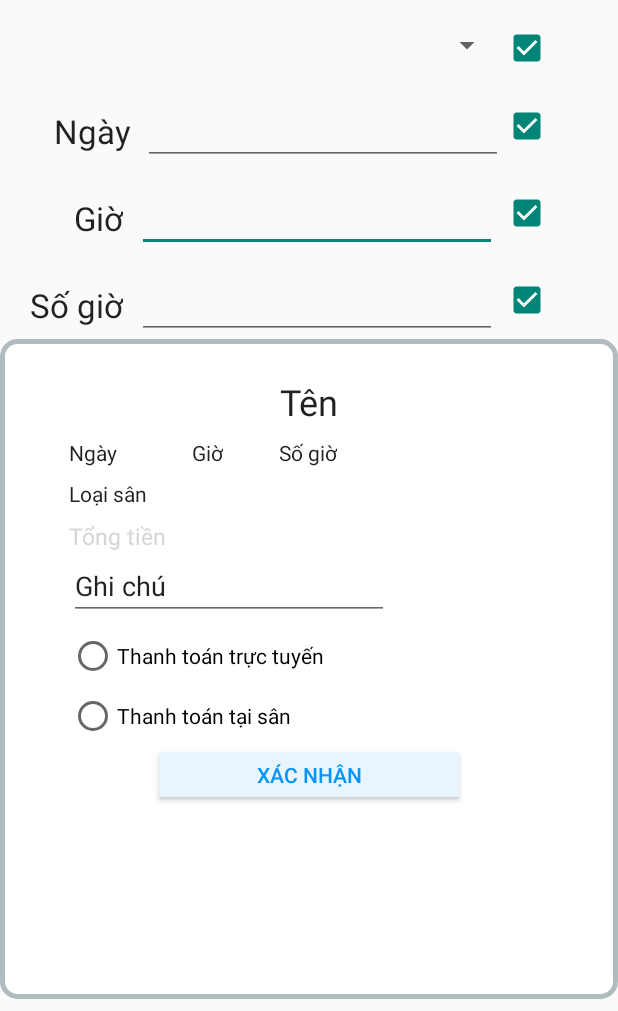
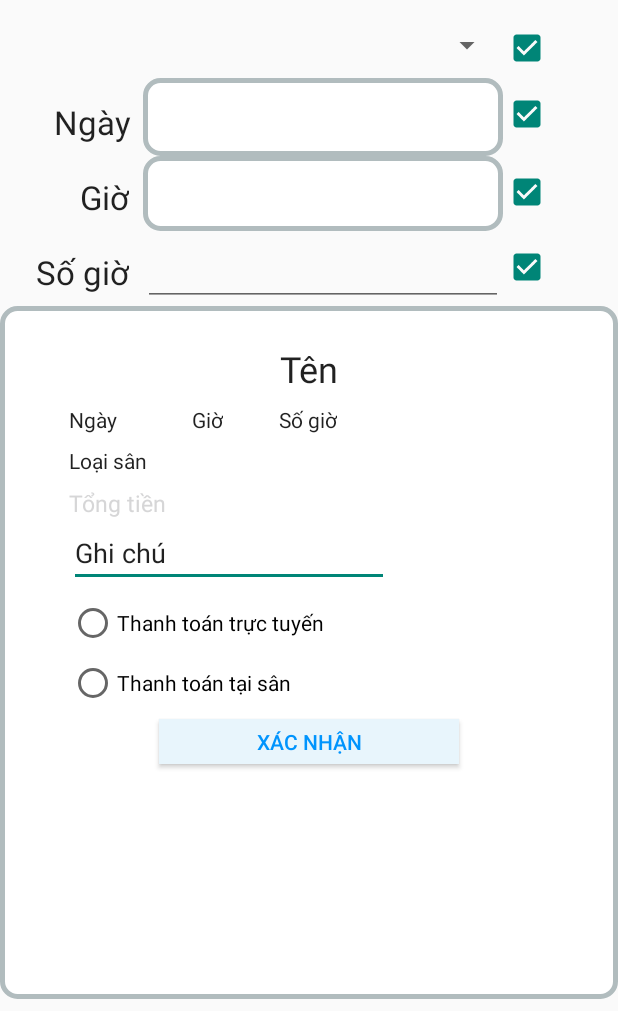
Before and after one commit to tvcuong0801/sportF_X, an Android app: the layout activity_dat_san.xml on its own in the app's theme, with its tools: preview values and no code run, on a phone screen of 412 x 824 dp, the part 225-1236 px from its top. Run offline under Robolectric (Android 15) with nearby library versions, the phone set to English and light mode, and no system bars.

Commit message:
20/04-06

```diff
--- a/app/src/main/java/com/example/tvcuo/sportf/Dat_San.java
+++ b/app/src/main/java/com/example/tvcuo/sportf/Dat_San.java
@@ -9,6 +9,7 @@ import android.content.Intent;
 import android.database.Cursor;
 import android.support.v7.app.AppCompatActivity;
 import android.os.Bundle;
+import android.view.MotionEvent;
 import android.view.View;
 import android.widget.AdapterView;
 import android.widget.ArrayAdapter;
@@ -42,12 +43,12 @@ int tongTien=120000;
 ImageView imageViewHinhAnh;
 RadioButton radioButtonTaiCho, radioButtonTrucTuyen;
 CheckBox checkBoxChonSan, checkBoxChonNgay, checkBoxChonGio, checkBoxSoGio;
-EditText editTextNgay, editTextGio, editTextGhiChu, editTextSoGio;
+EditText  editTextGhiChu, editTextSoGio;
 DataBaseSanBong dataBaseSanBong;
 int idSB;
 public static DonDatTruoc donDatTruoc;
 TextView textViewten;
-TextView textViewngay;
+TextView textViewngay,editTextNgay, editTextGio;
 TextView textViewgio;
 TextView textViewtongtien;
 TextView textViewloaiSan;
@@ -161,6 +162,7 @@ public static ArrayList<DonDatTruoc> donDatTruocArrayList;
             public void onNothingSelected(AdapterView<?> parent) {
             }
         });
+
 
         editTextSoGio.setOnClickListener(new View.OnClickListener() {
             @SuppressLint("SetTextI18n")
--- a/app/src/main/java/com/example/tvcuo/sportf/tintuc_Activity.java
+++ b/app/src/main/java/com/example/tvcuo/sportf/tintuc_Activity.java
@@ -57,9 +57,7 @@ ProgressBar progressBar;
             webView.goBack();
             return true;
         }
-        else if(keyCode==KeyEvent.KEYCODE_BACK){
-            startActivity(new Intent(this,MainActivity.class));
-        }
+
         return super.onKeyDown(keyCode, event);
     }
 }
--- a/app/src/main/res/anim/scale_list.xml
+++ b/app/src/main/res/anim/scale_list.xml
@@ -5,6 +5,5 @@
         android:toXScale="1.0"
         android:fromYScale="0.8"
         android:toYScale="1.0"
-        android:duration="100"
-        />
+        android:duration="100" />
 </set>
--- a/app/src/main/res/layout/activity_dat_san.xml
+++ b/app/src/main/res/layout/activity_dat_san.xml
@@ -18,14 +18,16 @@
         app:layout_constraintStart_toStartOf="@+id/checkBoxChonGio"
         app:layout_constraintTop_toTopOf="@+id/editTextSoGio" />
 
-    <EditText
+    <TextView
+        android:textAlignment="center"
+        android:textStyle="normal"
+        android:textSize="32sp"
+        android:textColor="#000000"
         android:id="@+id/editTextGio"
         android:layout_width="240dp"
         android:layout_height="50dp"
-        android:layout_marginTop="8dp"
-        android:layout_marginEnd="4dp"
         android:ems="10"
-        android:inputType="textPersonName"
+        android:background="@drawable/layout_border"
         app:layout_constraintEnd_toEndOf="@+id/editTextNgay"
         app:layout_constraintTop_toBottomOf="@+id/editTextNgay" />
 
@@ -63,7 +65,6 @@
         app:srcCompat="@drawable/ic_launcher_background" />
 
     <Spinner
-
         android:id="@+id/spinner1"
         android:layout_width="280dp"
         android:layout_height="44dp"
@@ -115,13 +116,17 @@
         app:layout_constraintBottom_toBottomOf="@+id/editTextNgay"
         app:layout_constraintEnd_toStartOf="@+id/editTextNgay" />
 
-    <EditText
+    <TextView
+
+        android:textStyle="normal"
+        android:textSize="32sp"
+        android:background="@drawable/layout_border"
+        android:textAlignment="center"
+        android:textColor="#000000"
         android:id="@+id/editTextNgay"
         android:layout_width="240dp"
-        android:layout_height="50dp"
-        android:layout_marginTop="8dp"
+        android:layout_height="52dp"
         android:ems="10"
-        android:inputType="textPersonName"
         app:layout_constraintEnd_toEndOf="@+id/spinner1"
         app:layout_constraintTop_toBottomOf="@+id/spinner1" />
 
@@ -188,7 +193,7 @@
             android:layout_width="wrap_content"
             android:layout_height="wrap_content"
             android:ems="10"
-            android:inputType="textPersonName"
+            android:inputType="text"
             android:text="Ghi chú"
             app:layout_constraintStart_toStartOf="@+id/textViewTongTien_DatSan"
             app:layout_constraintTop_toBottomOf="@+id/textViewTongTien_DatSan" />
@@ -252,10 +257,10 @@
     </android.support.constraint.ConstraintLayout>
 
     <EditText
+        android:textAlignment="center"
         android:id="@+id/editTextSoGio"
         android:layout_width="240dp"
         android:layout_height="50dp"
-        android:layout_marginTop="8dp"
         android:ems="10"
         android:inputType="number"
         app:layout_constraintEnd_toEndOf="@+id/editTextGio"
--- a/app/src/main/res/layout/activity_main.xml
+++ b/app/src/main/res/layout/activity_main.xml
@@ -10,10 +10,11 @@
         android:id="@+id/imageView"
         android:layout_width="0dp"
         android:layout_height="wrap_content"
+        android:scaleType="fitXY"
         app:layout_constraintEnd_toEndOf="parent"
+        app:layout_constraintHorizontal_bias="0.0"
         app:layout_constraintStart_toStartOf="parent"
         app:layout_constraintTop_toTopOf="parent"
-        android:scaleType="fitXY"
         app:srcCompat="@mipmap/logongang" />
 
 
--- a/app/src/main/res/layout/iterm_list_sanbong.xml
+++ b/app/src/main/res/layout/iterm_list_sanbong.xml
@@ -2,7 +2,6 @@
 <android.support.constraint.ConstraintLayout
     xmlns:android="http://schemas.android.com/apk/res/android"
     xmlns:app="http://schemas.android.com/apk/res-auto"
-    xmlns:tools="http://schemas.android.com/tools"
     android:layout_width="match_parent"
     android:layout_height="wrap_content">
 
@@ -14,7 +13,8 @@
         app:layout_constraintBottom_toBottomOf="parent"
         app:layout_constraintStart_toStartOf="parent"
         app:layout_constraintTop_toTopOf="parent"
-        app:srcCompat="@drawable/ic_launcher_background" />
+        app:srcCompat="@drawable/ic_launcher_background"
+        android:background="@drawable/layout_border"/>
 
     <TextView
         android:id="@+id/textViewTen"
--- a/app/src/main/res/values/strings.xml
+++ b/app/src/main/res/values/strings.xml
@@ -3,6 +3,4 @@
     <string name="title_activity_main2">Main2Activity</string>
     <string name="facebook_app_id">330172190920744</string>
     <string name="fb_login_protocol_scheme">fb330172190920744</string>
-
-
 </resources>
--- a/app/src/main/res/values/styles.xml
+++ b/app/src/main/res/values/styles.xml
@@ -7,9 +7,7 @@
         <item name="colorPrimaryDark">@color/colorPrimaryDark</item>
         <item name="colorAccent">@color/colorAccent</item>
     </style>
-
     <style name="AppBarOverlay" parent="ThemeOverlay.AppCompat.Dark.ActionBar" />
-
     <style name="PopupOverlay" parent="ThemeOverlay.AppCompat.Light" />
 
 
```
Also changed, not shown: app/src/main/java/com/example/tvcuo/sportf/Thanh_Toan_Activity.java (+23 -1 lines).
